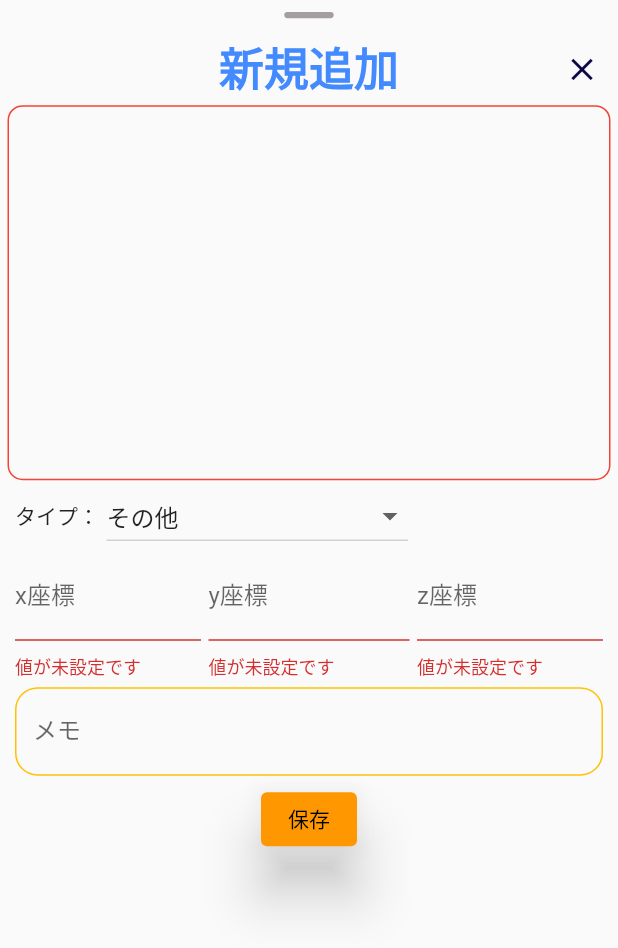
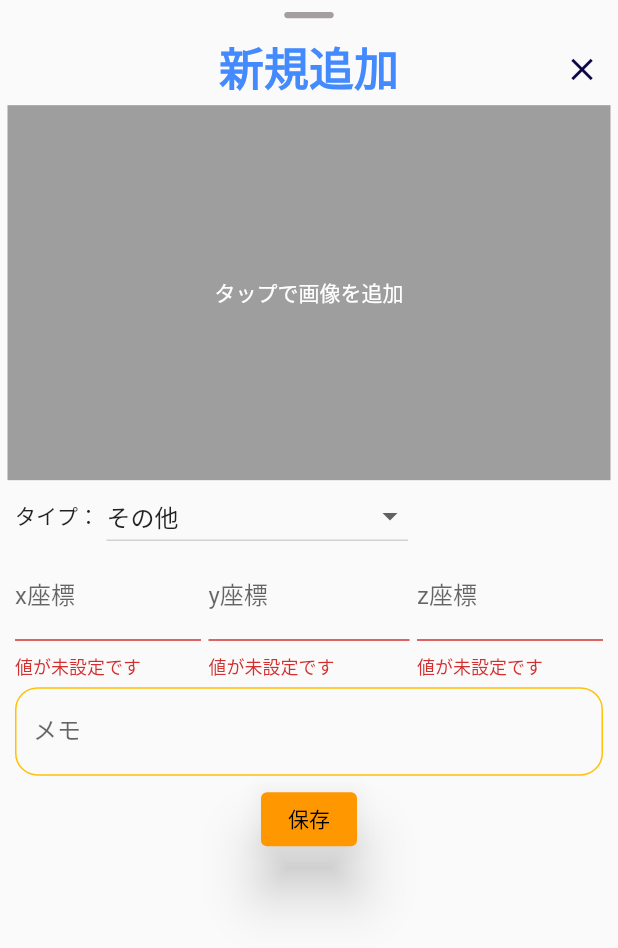
Before and after one commit to poronori/sandbox_manager, a Flutter app: the AddDataPage widget shown alone on an empty page, opened directly, after a tap on "保存", on a phone screen of 412 x 824 dp. Shown: the top 948 px of the screen. Run offline on Flutter 3.47's test engine with Material 2 defaults, Android fonts, the phone set to English and light mode, and no system bars; our stand-ins replace flutter_map, image_picker, latlong2, scrollable_positioned_list, sqflite; accounts and stored records are empty.

Commit message:
画像設定できるように

```diff
--- a/lib/view/add_data_page.dart
+++ b/lib/view/add_data_page.dart
@@ -1,12 +1,17 @@
+import 'dart:io';
+
 import 'package:flutter/material.dart';
 import 'package:flutter/services.dart';
 import 'package:flutter/src/widgets/framework.dart';
 import 'package:flutter/src/widgets/placeholder.dart';
+import 'package:image_picker/image_picker.dart';
+import 'package:intl/intl.dart';
 import 'package:scrollable_positioned_list/scrollable_positioned_list.dart';
 import 'package:provider/provider.dart';
 
 import '../model/data_model.dart';
 import '../model/database_manager.dart';
+import '../model/image_manager.dart';
 import '../provider/data_list_provider.dart';
 import '../view_model/add_data_model.dart';
 
@@ -22,8 +27,8 @@ class _AddDataPageState extends State<AddDataPage> {
   String yAxis = '';
   String zAxis = '';
   String memo = '';
-  String image = '';
   String type = TypeList.others.name;
+  File? _image;
 
   final _formKey = GlobalKey<FormState>();
   final _scrollController = ScrollController();
@@ -34,17 +39,6 @@ class _AddDataPageState extends State<AddDataPage> {
     super.dispose();
   }
 
-/*
-  void textScroll() {
-    Future.delayed(const Duration(seconds: 1), () {
-    _scrollController.animateTo(
-      _scrollController.position.maxScrollExtent,
-      duration: const Duration(milliseconds: 100),
-      curve: Curves.linear,
-    );
-    });
-  }
-*/
   @override
   Widget build(BuildContext context) {
     // 画面サイズ
@@ -64,7 +58,6 @@ class _AddDataPageState extends State<AddDataPage> {
         );
       });
     }
-    ;
 
     return ConstrainedBox(
       constraints: BoxConstraints(
@@ -124,12 +117,32 @@ class _AddDataPageState extends State<AddDataPage> {
                       margin: const EdgeInsets.only(left: 5, right: 5),
                       child: Column(
                         children: [
-                          Container(
-                            height: 250,
-                            decoration: BoxDecoration(
-                              border: Border.all(color: Colors.red),
-                              borderRadius: BorderRadius.circular(10),
+                          InkWell(
+                            child: Container(
+                              child: _image == null
+                              // 画像がないとき
+                              ? Container(
+                                  alignment: Alignment.center,
+                                  height: 250,
+                                  decoration: const BoxDecoration(
+                                    color: Colors.grey,
+                                  ),
+                                  child: const Text('タップで画像を追加', style: TextStyle(color: Colors.white)),
+                                )
+                                // 画像が設定されたとき
+                              : Container(
+                                  alignment: Alignment.center,
+                                  height: 250,
+                                  child: Image.file(_image!),
+                                )
                             ),
+                            onTap:() async {
+                              final image = await ImagePicker().pickImage(source: ImageSource.gallery);
+                              if (image == null) return;
+                              setState(() {
+                                _image = File(image.path);
+                              });
+                            },
                           ),
                           // タイプの選択
                           Row(
@@ -303,14 +316,24 @@ class _AddDataPageState extends State<AddDataPage> {
   void _saved() {
     if (_formKey.currentState!.validate()) {
       _formKey.currentState!.save();
+
+      // 画像があればファイル名を現在日時にして保存する
+      String imageName = '';
+      if (_image != null) {
+        imageName = DateFormat('yyyyMMddHHmmss').format(DateTime.now()).toString();
+        ImageManager.saveImage(_image!, imageName);
+        print('$imageName保存');
+      }
+
       DataModel data = DataModel(
         xAxis: xAxis,
         yAxis: yAxis,
         zAxis: zAxis,
         memo: memo,
-        image: '',
+        image: imageName,
         type: type,
       );
+
       DataListProvider provider = context.read<DataListProvider>();
       provider.addDataList(data);
       Navigator.of(context).pop();
--- a/lib/view/data_list_page.dart
+++ b/lib/view/data_list_page.dart
@@ -4,6 +4,7 @@ import 'package:provider/provider.dart';
 import 'package:sandbox_manager/view/edit_data_page.dart';
 
 import '../model/data_model.dart';
+import '../model/image_manager.dart';
 import '../provider/data_list_provider.dart';
 
 class DataListPage extends StatelessWidget {
@@ -39,6 +40,11 @@ class DataListPage extends StatelessWidget {
             key: UniqueKey(),
             onDismissed: (DismissDirection direction) {
               provider.deleteDataList(data);
+              // 画像が設定されていれば削除
+              String image = data.image ?? '';
+              if (image.isNotEmpty) {
+                ImageManager.deleteImage(image);
+              }
             },
             // 削除時の確認ダイアログ
             confirmDismiss: (direction) async {
--- a/pubspec.yaml
+++ b/pubspec.yaml
@@ -40,6 +40,9 @@ dependencies:
   cupertino_icons: ^1.0.2
   flutter_map: ^4.0.0
   latlong: ^0.6.1
+  path_provider: ^2.0.15
+  intl: ^0.18.1
+  image_picker: ^1.0.1
 
 dev_dependencies:
   flutter_test:
```
Also changed, not shown: lib/model/image_manager.dart (added, +25 -0 lines), lib/view/edit_data_page.dart (+106 -10 lines), pubspec.lock, 2 other files.
